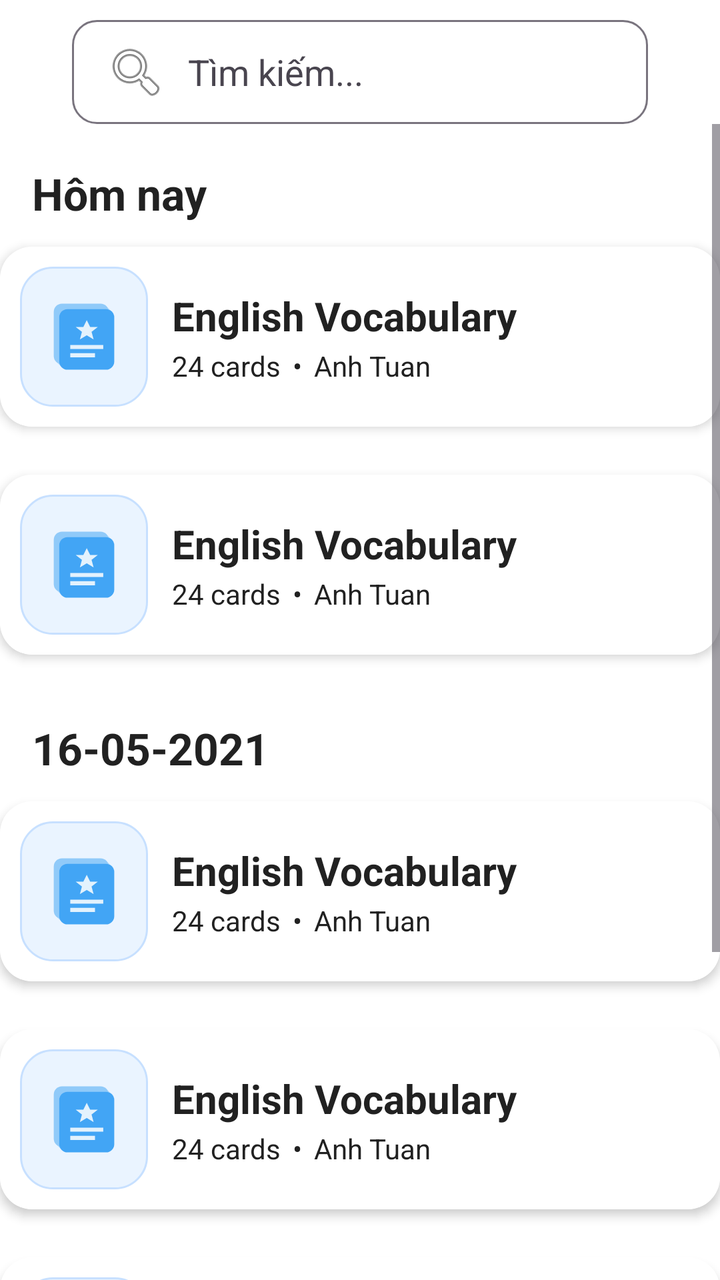
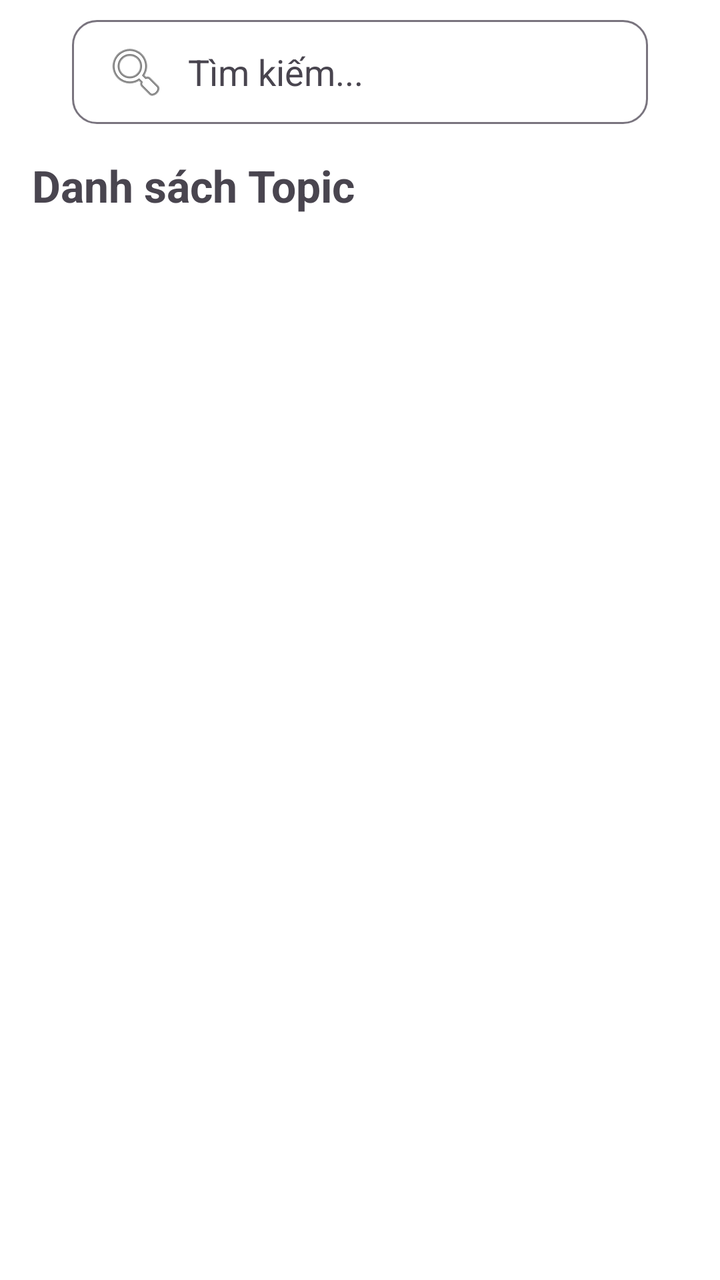

The first picture is an Android layout as it rendered before a commit; the second is the same layout after the commit. The layout source and the unified diff follow.
<!-- AndroidManifest.xml: application theme Theme.MobileApp -->
<!-- res/layout/layout_home.xml -->
<?xml version="1.0" encoding="utf-8"?>
<LinearLayout xmlns:android="http://schemas.android.com/apk/res/android"
    xmlns:app="http://schemas.android.com/apk/res-auto"
    android:layout_width="match_parent"
    android:layout_height="match_parent"
    android:orientation="vertical"
    android:background="?attr/colorSurface">

    
    <include
        android:id="@+id/searchBar"
        layout="@layout/search" />

    
    <ScrollView
        android:layout_width="match_parent"
        android:layout_height="match_parent">

        <LinearLayout
            android:layout_width="match_parent"
            android:layout_height="wrap_content"
            android:orientation="vertical"
            android:paddingBottom="24dp">

            
            <TextView
                android:layout_width="wrap_content"
                android:layout_height="wrap_content"
                android:layout_marginStart="16dp"
                android:layout_marginTop="20dp"
                android:text="Hôm nay"
                android:textColor="?attr/colorOnSurface"
                android:textSize="22sp"
                android:textStyle="bold" />

            
            <LinearLayout
                android:layout_width="match_parent"
                android:layout_height="wrap_content"
                android:gravity="center_horizontal">

                <include layout="@layout/view_project" />

            </LinearLayout>

            <LinearLayout
                android:layout_width="match_parent"
                android:layout_height="wrap_content"
                android:gravity="center_horizontal">

                <include layout="@layout/view_project" />

            </LinearLayout>

            
            <TextView
                android:layout_width="wrap_content"
                android:layout_height="wrap_content"
                android:layout_marginStart="16dp"
                android:layout_marginTop="20dp"
                android:text="16-05-2021"
                android:textColor="?attr/colorOnSurface"
                android:textSize="22sp"
                android:textStyle="bold" />

            <LinearLayout
                android:layout_width="match_parent"
                android:layout_height="wrap_content"
                android:gravity="center_horizontal">

                <include layout="@layout/view_project" />

            </LinearLayout>

            <LinearLayout
                android:layout_width="match_parent"
                android:layout_height="wrap_content"
                android:gravity="center_horizontal">

                <include layout="@layout/view_project" />

            </LinearLayout>

            <LinearLayout
                android:layout_width="match_parent"
                android:layout_height="wrap_content"
                android:gravity="center_horizontal">

                <include layout="@layout/view_project" />

            </LinearLayout>

            <LinearLayout
                android:layout_width="match_parent"
                android:layout_height="wrap_content"
                android:gravity="center_horizontal">

                <include layout="@layout/view_project" />

            </LinearLayout>

        </LinearLayout>

    </ScrollView>

</LinearLayout>
<!-- res/layout/search.xml (included above) -->
<?xml version="1.0" encoding="utf-8"?>
<androidx.constraintlayout.widget.ConstraintLayout
    xmlns:android="http://schemas.android.com/apk/res/android"
    xmlns:app="http://schemas.android.com/apk/res-auto"
    xmlns:tools="http://schemas.android.com/tools"
    android:layout_width="match_parent"
    android:layout_height="wrap_content"
    android:clipChildren="false"
    android:paddingTop="10dp">

    
    <EditText
        android:id="@+id/edtSearch"
        android:layout_width="0dp"
        android:layout_height="wrap_content"
        app:layout_constraintWidth_percent="0.8"
        app:layout_constraintStart_toStartOf="parent"
        app:layout_constraintEnd_toEndOf="parent"
        app:layout_constraintTop_toTopOf="parent"

        android:background="@drawable/bg_text"
        android:paddingHorizontal="16dp"
        android:paddingVertical="10dp"
        android:minHeight="48dp"

        android:drawableStart="@android:drawable/ic_menu_search"
        android:drawablePadding="10dp"

        android:hint="Tìm kiếm..."
        android:inputType="text"
        android:singleLine="true"

        android:textColor="?attr/colorOnSurface"
        android:textColorHint="?attr/colorOnSurfaceVariant"
        android:textSize="18sp"

        android:autofillHints="search"
        tools:targetApi="o" />


</androidx.constraintlayout.widget.ConstraintLayout>
<!-- res/layout/view_project.xml (included above) -->
<?xml version="1.0" encoding="utf-8"?>
<androidx.cardview.widget.CardView
    xmlns:android="http://schemas.android.com/apk/res/android"
    xmlns:app="http://schemas.android.com/apk/res-auto"
    android:layout_width="360dp"
    android:layout_height="90dp"
    android:layout_margin="12dp"
    app:cardCornerRadius="16dp"
    app:cardElevation="3dp">

    <LinearLayout
        android:layout_width="match_parent"
        android:layout_height="match_parent"
        android:orientation="horizontal"
        android:padding="10dp"
        android:background="?attr/colorSurface">

        
        <ImageView
            android:id="@+id/imgProject"
            android:layout_width="64dp"
            android:layout_height="match_parent"
            android:padding="10dp"
            android:background="@drawable/bg_light_blue_card"
            android:scaleType="centerInside"
            android:src="@drawable/ic_card_folder"/>

        
        <LinearLayout
            android:layout_width="wrap_content"
            android:layout_height="match_parent"
            android:layout_marginStart="12dp"
            android:gravity="center_vertical"
            android:orientation="vertical">

            
            <TextView
                android:id="@+id/txtProjectName"
                android:layout_width="wrap_content"
                android:layout_height="wrap_content"
                android:text="English Vocabulary"
                android:textColor="?attr/colorOnSurface"
                android:textSize="20sp"
                android:textStyle="bold"/>

            
            <LinearLayout
                android:layout_width="wrap_content"
                android:layout_height="wrap_content"
                android:layout_marginTop="2dp"
                android:orientation="horizontal">

                <TextView
                    android:id="@+id/txtCardCount"
                    android:layout_width="wrap_content"
                    android:layout_height="wrap_content"
                    android:text="24 cards"
                    android:textColor="?attr/colorOnSurface"
                    android:textSize="14sp"/>

                <TextView
                    android:layout_width="wrap_content"
                    android:layout_height="wrap_content"
                    android:layout_marginHorizontal="6dp"
                    android:text="•"
                    android:textColor="?attr/colorOnSurface"
                    android:textSize="14sp"/>

                <TextView
                    android:id="@+id/txtCreator"
                    android:layout_width="wrap_content"
                    android:layout_height="wrap_content"
                    android:text="Anh Tuan"
                    android:textColor="?attr/colorOnSurface"
                    android:textSize="14sp"/>

            </LinearLayout>

        </LinearLayout>

    </LinearLayout>

</androidx.cardview.widget.CardView>
<!-- resources referenced by this layout -->
<resources>
  <!-- drawable bg_light_blue_card (drawable) -->
  <?xml version="1.0" encoding="utf-8"?>
  <shape xmlns:android="http://schemas.android.com/apk/res/android">
  
      <solid android:color="#EAF4FF"/>
  
      <stroke
          android:width="1dp"
          android:color="#C7E0FF"/>
  
      <corners android:radius="16dp"/>
  
  </shape>
  <!-- drawable bg_text (drawable) -->
  <?xml version="1.0" encoding="utf-8"?>
  <selector xmlns:android="http://schemas.android.com/apk/res/android">
  
      <item android:state_focused="true">
          <shape>
              <solid android:color="?attr/colorSurface" />
              <corners android:radius="12dp" />
              <stroke
                  android:width="2dp"
                  android:color="?attr/colorPrimary" />
          </shape>
      </item>
  
      <item>
          <shape>
              <solid android:color="?attr/colorSurface" />
              <corners android:radius="12dp" />
              <stroke
                  android:width="1dp"
                  android:color="?attr/colorOutline" />
          </shape>
      </item>
  
  </selector>
  <!-- drawable ic_card_folder (drawable) -->
  <vector xmlns:android="http://schemas.android.com/apk/res/android"
      android:width="64dp"
      android:height="64dp"
      android:viewportWidth="64"
      android:viewportHeight="64">
  
      
      <path
          android:fillColor="#BBDEFB"
          android:alpha="0.35"
          android:pathData="M18,10H46A6,6 0 0,1 52,16V48A6,6 0 0,1 46,54H18A6,6 0 0,1 12,48V16A6,6 0 0,1 18,10Z"/>
  
      
      <path
          android:fillColor="#90CAF9"
          android:pathData="M16,8H44A6,6 0 0,1 50,14V46A6,6 0 0,1 44,52H16A6,6 0 0,1 10,46V14A6,6 0 0,1 16,8Z"
          android:rotation="-6"
          android:pivotX="32"
          android:pivotY="32"/>
  
      
      <path
          android:fillColor="#42A5F5"
          android:pathData="M20,12H48A6,6 0 0,1 54,18V50A6,6 0 0,1 48,56H20A6,6 0 0,1 14,50V18A6,6 0 0,1 20,12Z"/>
  
      
      <path
          android:fillColor="#E3F2FD"
          android:pathData="M34,20L36.5,25H42L37.5,28.5L39,34L34,31L29,34L30.5,28.5L26,25H31.5Z"/>
  
      
      <path
          android:fillColor="#E3F2FD"
          android:pathData="M22,38H46V41H22Z"/>
  
      <path
          android:fillColor="#E3F2FD"
          android:pathData="M22,44H40V47H22Z"/>
  
  </vector>
  <style name="Theme.MobileApp" parent="Theme.Material3.DayNight.NoActionBar">
          <item name="android:windowBackground">@color/bg_light</item>
          <item name="colorSurface">@color/white</item>
          <item name="colorOnSurface">@color/text_primary_light</item>
          <item name="colorError">@color/red</item>
          <item name="colorPrimary">@color/primary</item>
          <item name="colorOnPrimary">@color/white</item>
          <item name="android:textColorPrimary">@color/text_primary_light</item>
          <item name="android:windowLightStatusBar">true</item>
          <item name="colorSurfaceVariant">#E0E0E0</item>
      </style>
  <color name="bg_light">#F5F5F5</color>
  <color name="white">#FFFFFFFF</color>
  <color name="text_primary_light">#212121</color>
  <color name="red">#F44336</color>
  <color name="primary">#2196F3</color>
</resources>

<!-- the commit's change to res/layout/layout_home.xml (unified diff, before → after) -->
@@ -1,107 +1,28 @@
 <?xml version="1.0" encoding="utf-8"?>
 <LinearLayout xmlns:android="http://schemas.android.com/apk/res/android"
-    xmlns:app="http://schemas.android.com/apk/res-auto"
     android:layout_width="match_parent"
     android:layout_height="match_parent"
     android:orientation="vertical"
     android:background="?attr/colorSurface">
 
-    
     <include
         android:id="@+id/searchBar"
         layout="@layout/search" />
 
-    
-    <ScrollView
+    <TextView
+        android:layout_width="wrap_content"
+        android:layout_height="wrap_content"
+        android:layout_marginStart="16dp"
+        android:layout_marginTop="16dp"
+        android:text="Danh sách Topic"
+        android:textSize="22sp"
+        android:textStyle="bold" />
+
+    <androidx.recyclerview.widget.RecyclerView
+        android:id="@+id/rvTopics"
         android:layout_width="match_parent"
-        android:layout_height="match_parent">
-
-        <LinearLayout
-            android:layout_width="match_parent"
-            android:layout_height="wrap_content"
-            android:orientation="vertical"
-            android:paddingBottom="24dp">
-
-            
-            <TextView
-                android:layout_width="wrap_content"
-                android:layout_height="wrap_content"
-                android:layout_marginStart="16dp"
-                android:layout_marginTop="20dp"
-                android:text="Hôm nay"
-                android:textColor="?attr/colorOnSurface"
-                android:textSize="22sp"
-                android:textStyle="bold" />
-
-            
-            <LinearLayout
-                android:layout_width="match_parent"
-                android:layout_height="wrap_content"
-                android:gravity="center_horizontal">
-
-                <include layout="@layout/view_project" />
-
-            </LinearLayout>
-
-            <LinearLayout
-                android:layout_width="match_parent"
-                android:layout_height="wrap_content"
-                android:gravity="center_horizontal">
-
-                <include layout="@layout/view_project" />
-
-            </LinearLayout>
-
-            
-            <TextView
-                android:layout_width="wrap_content"
-                android:layout_height="wrap_content"
-                android:layout_marginStart="16dp"
-                android:layout_marginTop="20dp"
-                android:text="16-05-2021"
-                android:textColor="?attr/colorOnSurface"
-                android:textSize="22sp"
-                android:textStyle="bold" />
-
-            <LinearLayout
-                android:layout_width="match_parent"
-                android:layout_height="wrap_content"
-                android:gravity="center_horizontal">
-
-                <include layout="@layout/view_project" />
-
-            </LinearLayout>
-
-            <LinearLayout
-                android:layout_width="match_parent"
-                android:layout_height="wrap_content"
-                android:gravity="center_horizontal">
-
-                <include layout="@layout/view_project" />
-
-            </LinearLayout>
-
-            <LinearLayout
-                android:layout_width="match_parent"
-                android:layout_height="wrap_content"
-                android:gravity="center_horizontal">
-
-                <include layout="@layout/view_project" />
-
-            </LinearLayout>
-
-            <LinearLayout
-                android:layout_width="match_parent"
-                android:layout_height="wrap_content"
-                android:gravity="center_horizontal">
-
-                <include layout="@layout/view_project" />
-
-            </LinearLayout>
-
-        </LinearLayout>
-
-    </ScrollView>
+        android:layout_height="0dp"
+        android:layout_weight="1"/>
 
 </LinearLayout>
 <!-- res/layout/search.xml (included above) -->
@@ -146,87 +67,3 @@
 
 
 </androidx.constraintlayout.widget.ConstraintLayout>
-<!-- res/layout/view_project.xml (included above) -->
-<?xml version="1.0" encoding="utf-8"?>
-<androidx.cardview.widget.CardView
-    xmlns:android="http://schemas.android.com/apk/res/android"
-    xmlns:app="http://schemas.android.com/apk/res-auto"
-    android:layout_width="360dp"
-    android:layout_height="90dp"
-    android:layout_margin="12dp"
-    app:cardCornerRadius="16dp"
-    app:cardElevation="3dp">
-
-    <LinearLayout
-        android:layout_width="match_parent"
-        android:layout_height="match_parent"
-        android:orientation="horizontal"
-        android:padding="10dp"
-        android:background="?attr/colorSurface">
-
-        
-        <ImageView
-            android:id="@+id/imgProject"
-            android:layout_width="64dp"
-            android:layout_height="match_parent"
-            android:padding="10dp"
-            android:background="@drawable/bg_light_blue_card"
-            android:scaleType="centerInside"
-            android:src="@drawable/ic_card_folder"/>
-
-        
-        <LinearLayout
-            android:layout_width="wrap_content"
-            android:layout_height="match_parent"
-            android:layout_marginStart="12dp"
-            android:gravity="center_vertical"
-            android:orientation="vertical">
-
-            
-            <TextView
-                android:id="@+id/txtProjectName"
-                android:layout_width="wrap_content"
-                android:layout_height="wrap_content"
-                android:text="English Vocabulary"
-                android:textColor="?attr/colorOnSurface"
-                android:textSize="20sp"
-                android:textStyle="bold"/>
-
-            
-            <LinearLayout
-                android:layout_width="wrap_content"
-                android:layout_height="wrap_content"
-                android:layout_marginTop="2dp"
-                android:orientation="horizontal">
-
-                <TextView
-                    android:id="@+id/txtCardCount"
-                    android:layout_width="wrap_content"
-                    android:layout_height="wrap_content"
-                    android:text="24 cards"
-                    android:textColor="?attr/colorOnSurface"
-                    android:textSize="14sp"/>
-
-                <TextView
-                    android:layout_width="wrap_content"
-                    android:layout_height="wrap_content"
-                    android:layout_marginHorizontal="6dp"
-                    android:text="•"
-                    android:textColor="?attr/colorOnSurface"
-                    android:textSize="14sp"/>
-
-                <TextView
-                    android:id="@+id/txtCreator"
-                    android:layout_width="wrap_content"
-                    android:layout_height="wrap_content"
-                    android:text="Anh Tuan"
-                    android:textColor="?attr/colorOnSurface"
-                    android:textSize="14sp"/>
-
-            </LinearLayout>
-
-        </LinearLayout>
-
-    </LinearLayout>
-
-</androidx.cardview.widget.CardView>
<!-- resource entries referenced after the edit -->
@@ -1,18 +1,5 @@
 <!-- resources referenced by this layout -->
 <resources>
-  <!-- drawable bg_light_blue_card (drawable) -->
-  <?xml version="1.0" encoding="utf-8"?>
-  <shape xmlns:android="http://schemas.android.com/apk/res/android">
-  
-      <solid android:color="#EAF4FF"/>
-  
-      <stroke
-          android:width="1dp"
-          android:color="#C7E0FF"/>
-  
-      <corners android:radius="16dp"/>
-  
-  </shape>
   <!-- drawable bg_text (drawable) -->
   <?xml version="1.0" encoding="utf-8"?>
   <selector xmlns:android="http://schemas.android.com/apk/res/android">
@@ -38,47 +25,6 @@
       </item>
   
   </selector>
-  <!-- drawable ic_card_folder (drawable) -->
-  <vector xmlns:android="http://schemas.android.com/apk/res/android"
-      android:width="64dp"
-      android:height="64dp"
-      android:viewportWidth="64"
-      android:viewportHeight="64">
-  
-      
-      <path
-          android:fillColor="#BBDEFB"
-          android:alpha="0.35"
-          android:pathData="M18,10H46A6,6 0 0,1 52,16V48A6,6 0 0,1 46,54H18A6,6 0 0,1 12,48V16A6,6 0 0,1 18,10Z"/>
-  
-      
-      <path
-          android:fillColor="#90CAF9"
-          android:pathData="M16,8H44A6,6 0 0,1 50,14V46A6,6 0 0,1 44,52H16A6,6 0 0,1 10,46V14A6,6 0 0,1 16,8Z"
-          android:rotation="-6"
-          android:pivotX="32"
-          android:pivotY="32"/>
-  
-      
-      <path
-          android:fillColor="#42A5F5"
-          android:pathData="M20,12H48A6,6 0 0,1 54,18V50A6,6 0 0,1 48,56H20A6,6 0 0,1 14,50V18A6,6 0 0,1 20,12Z"/>
-  
-      
-      <path
-          android:fillColor="#E3F2FD"
-          android:pathData="M34,20L36.5,25H42L37.5,28.5L39,34L34,31L29,34L30.5,28.5L26,25H31.5Z"/>
-  
-      
-      <path
-          android:fillColor="#E3F2FD"
-          android:pathData="M22,38H46V41H22Z"/>
-  
-      <path
-          android:fillColor="#E3F2FD"
-          android:pathData="M22,44H40V47H22Z"/>
-  
-  </vector>
   <style name="Theme.MobileApp" parent="Theme.Material3.DayNight.NoActionBar">
           <item name="android:windowBackground">@color/bg_light</item>
           <item name="colorSurface">@color/white</item>
